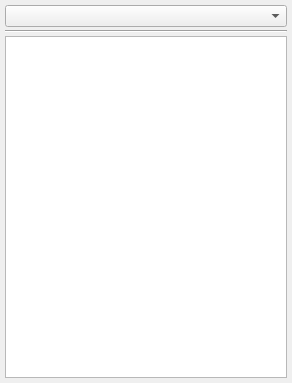
Above: v2/branches/dev/monkey/src/xupmanager/gui/XUPProjectManager.ui from testmana2/mks before the change. Below: the same form after it.
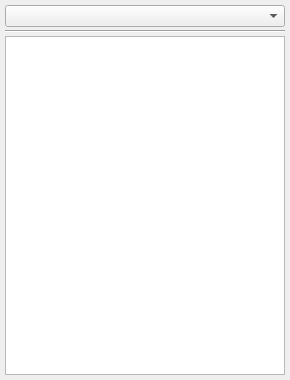
That is the form after the change. Icons and pictures are not drawn. Custom widgets are drawn as their Qt base class.

```diff
--- a/v2/branches/dev/monkey/src/xupmanager/gui/XUPProjectManager.ui
+++ b/v2/branches/dev/monkey/src/xupmanager/gui/XUPProjectManager.ui
@@ -6,8 +6,8 @@
    <rect>
     <x>0</x>
     <y>0</y>
-    <width>292</width>
-    <height>383</height>
+    <width>290</width>
+    <height>380</height>
    </rect>
   </property>
   <property name="allowedAreas">
```
Left out of the diff: 2 changed lines with no effect on the pictures.
